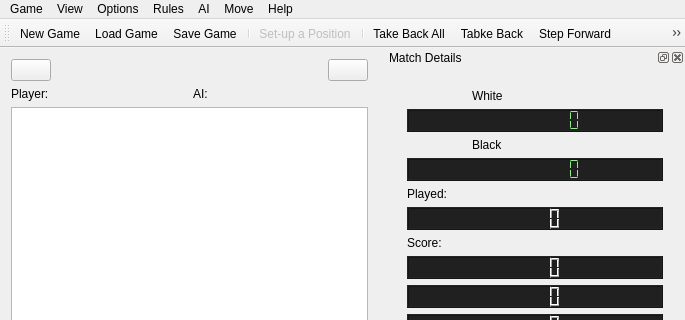
First picture: the form in src/ui/qt/gamewindow.ui, repository calcitem/Sanmill, before the edit; both pictures show x 0 to 685 and y 0 to 320 of the 685 by 739 pixel window.
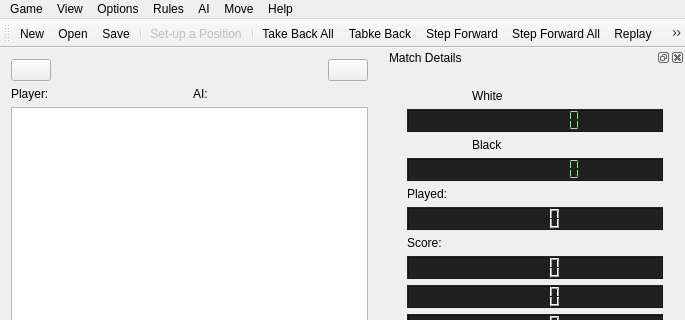
Second picture: the form after the edit. Icons and pictures are not drawn. Custom widgets are drawn as their Qt base class.

What changed in the file:
```diff
--- a/src/ui/qt/gamewindow.ui
+++ b/src/ui/qt/gamewindow.ui
@@ -773,7 +773,7 @@
      <normaloff>:/icon/resources/icon/DocumentHS.png</normaloff>:/icon/resources/icon/DocumentHS.png</iconset>
    </property>
    <property name="text">
-    <string>New Game</string>
+    <string>New</string>
    </property>
    <property name="statusTip">
     <string/>
@@ -788,7 +788,7 @@
      <normaloff>:/icon/resources/icon/OpenHS.png</normaloff>:/icon/resources/icon/OpenHS.png</iconset>
    </property>
    <property name="text">
-    <string>Load Game...</string>
+    <string>Open...</string>
    </property>
    <property name="shortcut">
     <string>Ctrl+O</string>
@@ -800,7 +800,7 @@
      <normaloff>:/icon/resources/icon/SaveHS.png</normaloff>:/icon/resources/icon/SaveHS.png</iconset>
    </property>
    <property name="text">
-    <string>Save Game...</string>
+    <string>Save</string>
    </property>
    <property name="shortcut">
     <string>Ctrl+S</string>
```
Left out of the diff: 2 changed lines with no effect on the pictures.
